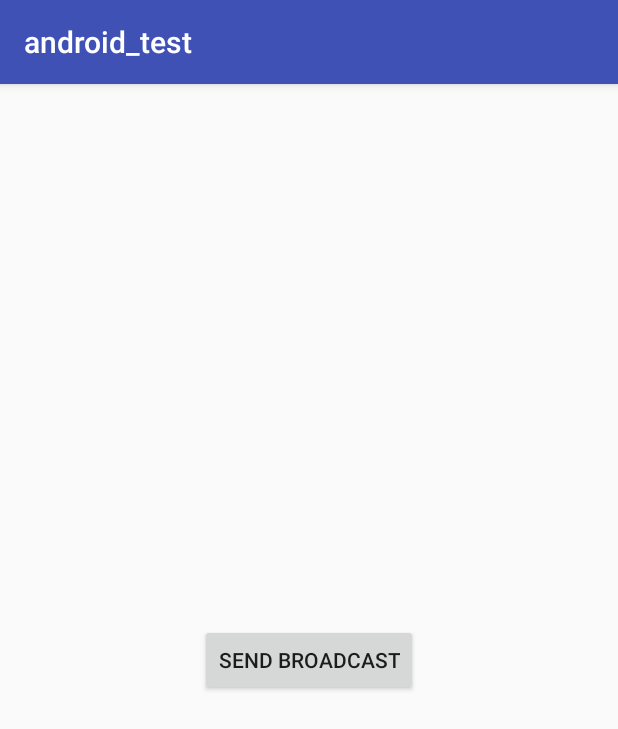
After one commit to hyx123/Android_test, an Android app: the BroadCast screen opened directly, with no data from a screen before it, on a phone screen of 412 x 824 dp. The commit adds this screen. Shown: the top 729 px of the screen. Run offline under Robolectric (Android 15) with nearby library versions, the phone set to English and light mode, and no system bars.

Commit message:
通知栏点击事件， 运用广播实现暂停下载

```diff
--- a/app/build.gradle
+++ b/app/build.gradle
@@ -28,6 +28,7 @@ dependencies {
     implementation 'com.android.support:appcompat-v7:28.0.0'
     implementation 'com.android.support:design:28.0.0'
     implementation 'com.android.support:recyclerview-v7:28.0.0'
+    implementation 'com.android.support.constraint:constraint-layout:1.1.3'
     testImplementation 'junit:junit:4.12'
     androidTestImplementation 'com.android.support.test:runner:1.0.2'
     androidTestImplementation 'com.android.support.test.espresso:espresso-core:3.0.2'
--- /dev/null
+++ b/app/src/main/java/com/kunrui/android_test/Activity/BroadCast.java
@@ -0,0 +1,32 @@
+package com.kunrui.android_test.Activity;
+
+import android.content.Intent;
+import android.content.IntentFilter;
+import android.support.v7.app.AppCompatActivity;
+import android.os.Bundle;
+import android.view.View;
+
+import com.kunrui.android_test.R;
+
+public class BroadCast extends AppCompatActivity {
+
+    @Override
+    protected void onCreate(Bundle savedInstanceState) {
+        super.onCreate(savedInstanceState);
+        setContentView(R.layout.activity_broad_cast);
+
+        findViewById(R.id.button).setOnClickListener(new View.OnClickListener() {
+            @Override
+            public void onClick(View v) {
+                send(v);
+            }
+        });
+    }
+
+    public void send(View v) {
+        Intent intent = new Intent();
+        intent.setAction("MLY");
+        intent.putExtra("info", "hyx");
+        sendBroadcast(intent);
+    }
+}
--- a/app/src/main/java/com/kunrui/android_test/Interface/DownloadTask.java
+++ b/app/src/main/java/com/kunrui/android_test/Interface/DownloadTask.java
@@ -73,7 +73,7 @@ public class DownloadTask extends AsyncTask<String,Integer,Integer> {
                         savedFile.write(b,0,len);
                         //计算已下载的百分比
                         int progress = (int)((total+downloadedLength)*100/contentLength);
-                        publishProgress(progress);
+                        publishProgress(progress); //onProgressUpdate触发因素
                     }
                 }
                 response.body().close();
@@ -101,6 +101,7 @@ public class DownloadTask extends AsyncTask<String,Integer,Integer> {
         return TYPE_FAILED;
     }
 
+    //更新任务进度触发
     @Override
     protected void onProgressUpdate(Integer... values) {
         int progress = values[0];
--- /dev/null
+++ b/app/src/main/res/layout/activity_broad_cast.xml
@@ -0,0 +1,16 @@
+<?xml version="1.0" encoding="utf-8"?>
+<LinearLayout xmlns:android="http://schemas.android.com/apk/res/android"
+    xmlns:app="http://schemas.android.com/apk/res-auto"
+    xmlns:tools="http://schemas.android.com/tools"
+    android:layout_width="match_parent"
+    android:layout_height="match_parent"
+    android:gravity="center"
+    tools:context=".Activity.BroadCast">
+
+    <Button
+        android:id="@+id/button"
+        android:layout_width="wrap_content"
+        android:layout_height="wrap_content"
+        android:gravity="center"
+        android:text="Send BroadCast" />
+</LinearLayout>
```
Also changed, not shown: app/src/main/AndroidManifest.xml (+43 -58 lines), app/src/main/java/com/kunrui/android_test/Activity/ListActivity.java (+43 -1 lines), app/src/main/java/com/kunrui/android_test/Activity/ServiceBakDlActivity.java (+27 -16 lines), app/src/main/java/com/kunrui/android_test/BroadCast/NewReciver.java (added, +20 -0 lines), app/src/main/java/com/kunrui/android_test/Service/DownloadService.java (+47 -9 lines).
